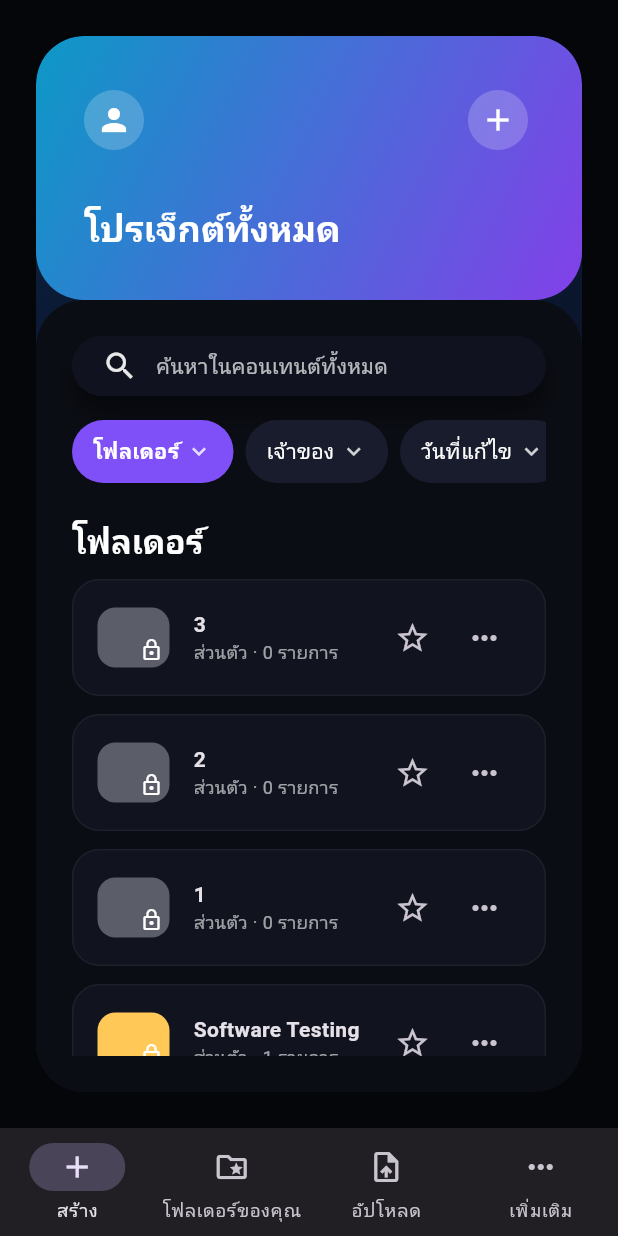
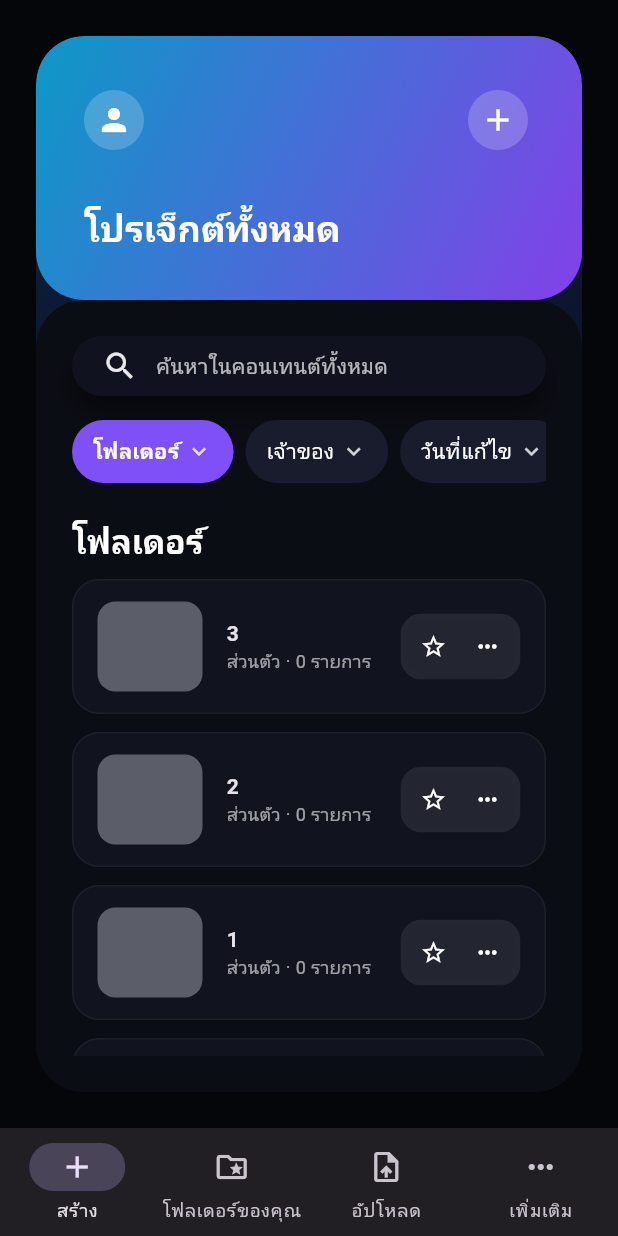
Before and after one commit to pongpiphat-k/Flutter-Individual-Project, a Flutter app: the screen it shows after launch, on a phone screen of 412 x 824 dp. Run offline on Flutter 3.47's test engine with Material 3 defaults, Android fonts, the phone set to English and light mode, and no system bars; Roboto replaces fonts that are missing (SF Pro Display).

Commit message:
fix folder area layout

```diff
--- a/canva_responsive/lib/main.dart
+++ b/canva_responsive/lib/main.dart
@@ -49,8 +49,8 @@ class _CanvaHomeScreenState extends State<CanvaHomeScreen> {
     FolderItem(title: '3', itemCount: 0),
     FolderItem(title: '2', itemCount: 0),
     FolderItem(title: '1', itemCount: 0),
-    FolderItem(title: 'Software Testing', itemCount: 1, thumbColor: Color(0xFFFFC857)),
-    FolderItem(title: 'Mobile presentation', itemCount: 1, thumbColor: Color(0xFF7FDBFF)),
+    FolderItem(title: 'Software Testing', itemCount: 1,),
+    FolderItem(title: 'Mobile presentation', itemCount: 1,),
     FolderItem(title: 'อัปโหลด', itemCount: 0, thumbColor: Color(0xFF666B7D)),
   ];
 
@@ -321,7 +321,7 @@ class _FolderArea extends StatelessWidget {
         }
 
         final width = constraints.maxWidth;
-        final crossAxisCount = math.max(1, width ~/ 350);
+        final crossAxisCount = math.max(1, width ~/ 380);
 
         return GridView.builder(
           gridDelegate: SliverGridDelegateWithFixedCrossAxisCount(
@@ -359,22 +359,45 @@ class _FolderTileState extends State<_FolderTile> {
     setState(() => _hovered = hover);
   }
 
-  Widget _buildActions() {
-    final buttons = Row(
-      children: [
-        IconButton(icon: const Icon(Icons.star_border), onPressed: () {}),
-        IconButton(icon: const Icon(Icons.more_horiz), onPressed: () {}),
-      ],
+  Widget _buildActions(BuildContext context) {
+    final group = ClipRRect(
+      borderRadius: BorderRadius.circular(14),
+      child: Container(
+        color: Colors.white.withOpacity(.08),
+        padding: const EdgeInsets.symmetric(horizontal: 4, vertical: 4),
+        child: Row(
+          children: [
+            _ActionPill(
+              icon: Icons.star_border,
+              hoverEnabled: widget.hoverActions,
+              margin: EdgeInsets.zero,
+              borderRadius: const BorderRadius.only(
+                topLeft: Radius.circular(10),
+                bottomLeft: Radius.circular(10),
+              ),
+            ),
+            _ActionPill(
+              icon: Icons.more_horiz,
+              hoverEnabled: widget.hoverActions,
+              margin: EdgeInsets.zero,
+              borderRadius: const BorderRadius.only(
+                topRight: Radius.circular(10),
+                bottomRight: Radius.circular(10),
+              ),
+            ),
+          ],
+        ),
+      ),
     );
 
-    if (!widget.hoverActions) return buttons;
+    if (!widget.hoverActions) return group;
 
     return AnimatedOpacity(
       opacity: _hovered ? 1 : 0,
       duration: const Duration(milliseconds: 180),
       child: IgnorePointer(
         ignoring: !_hovered,
-        child: buttons,
+        child: group,
       ),
     );
   }
@@ -410,7 +433,7 @@ class _FolderTileState extends State<_FolderTile> {
                 ],
               ),
             ),
-            _buildActions(),
+            _buildActions(context),
           ],
         ),
       ),
@@ -436,38 +459,68 @@ class _FolderCardState extends State<_FolderCard> {
     setState(() => _hovered = hover);
   }
 
-  Widget _buildActions() {
-    final buttons = Row(
-      mainAxisSize: MainAxisSize.min,
-      children: [
-        IconButton(icon: const Icon(Icons.star_border), onPressed: () {}),
-        IconButton(icon: const Icon(Icons.more_horiz), onPressed: () {}),
-      ],
+  Widget _buildActions(BuildContext context) {
+    final group = ClipRRect(
+      borderRadius: BorderRadius.circular(16),
+      child: Container(
+        color: Colors.white.withOpacity(.08),
+        padding: const EdgeInsets.symmetric(horizontal: 5, vertical: 5),
+        child: Row(
+          mainAxisSize: MainAxisSize.min,
+          children: [
+            _ActionPill(
+              icon: Icons.star_border,
+              hoverEnabled: widget.hoverActions,
+              margin: EdgeInsets.zero,
+              size: 40,
+              borderRadius: const BorderRadius.only(
+                topLeft: Radius.circular(12),
+                bottomLeft: Radius.circular(12),
+              ),
+            ),
+            _ActionPill(
+              icon: Icons.more_horiz,
+              hoverEnabled: widget.hoverActions,
+              margin: EdgeInsets.zero,
+              size: 40,
+              borderRadius: const BorderRadius.only(
+                topRight: Radius.circular(12),
+                bottomRight: Radius.circular(12),
+              ),
+            ),
+          ],
+        ),
+      ),
     );
 
-    if (!widget.hoverActions) return buttons;
+    if (!widget.hoverActions) return group;
 
     return AnimatedOpacity(
       opacity: _hovered ? 1 : 0,
       duration: const Duration(milliseconds: 180),
       child: IgnorePointer(
         ignoring: !_hovered,
-        child: buttons,
+        child: group,
       ),
     );
   }
 
   @override
   Widget build(BuildContext context) {
+    final showChrome = !widget.hoverActions || _hovered;
+
     return MouseRegion(
       onEnter: (_) => _handleHover(true),
       onExit: (_) => _handleHover(false),
-      child: Container(
+      child: AnimatedContainer(
+        duration: const Duration(milliseconds: 180),
         padding: const EdgeInsets.all(16),
         decoration: BoxDecoration(
-          color: const Color(0xFF11141F),
+          color: showChrome ? const Color(0xFF11141F) : const Color.fromARGB(0, 0, 0, 0),
           borderRadius: BorderRadius.circular(20),
-          border: Border.all(color: Colors.white.withOpacity(.05)),
+          border: Border.all(
+            color: showChrome ? Colors.white.withOpacity(.05) : Colors.transparent,
+          ),
         ),
         child: Row(
           crossAxisAlignment: CrossAxisAlignment.start,
@@ -513,7 +566,7 @@ class _FolderCardState extends State<_FolderCard> {
               ),
             ),
             const SizedBox(width: 12),
-            _buildActions(),
+            _buildActions(context),
           ],
         ),
       ),
@@ -531,23 +584,75 @@ class _FolderIcon extends StatelessWidget {
     return Stack(
       children: [
         Container(
-          width: 48,
-          height: 40,
+          width: 70,
+          height: 60,
           decoration: BoxDecoration(
             color: color,
             borderRadius: BorderRadius.circular(12),
           ),
         ),
-        const Positioned(
-          bottom: 4,
-          right: 4,
+      ],
+    );
+  }
+}
+
+class _ActionPill extends StatefulWidget {
+  const _ActionPill({
+    required this.icon,
+    required this.hoverEnabled,
+    this.margin = const EdgeInsets.only(left: 8),
+    this.size = 36,
+    this.borderRadius = const BorderRadius.all(Radius.circular(12)),
+  });
+
+  final IconData icon;
+  final bool hoverEnabled;
+  final EdgeInsets margin;
+  final double size;
+  final BorderRadiusGeometry borderRadius;
+
+  @override
+  State<_ActionPill> createState() => _ActionPillState();
+}
+
+class _ActionPillState extends State<_ActionPill> {
+  bool _hovered = false;
+
+  void _setHover(bool value) {
+    if (!widget.hoverEnabled) return;
+    setState(() => _hovered = value);
+  }
+
+  @override
+  Widget build(BuildContext context) {
+    final isHover = widget.hoverEnabled && _hovered;
+    const hoverColor = Color(0xFF7F4FF8);
+    final hoverRadius = BorderRadius.circular(widget.size * .2);
+
+    return MouseRegion(
+      onEnter: (_) => _setHover(true),
+      onExit: (_) => _setHover(false),
+      child: GestureDetector(
+        onTap: () {},
+        child: AnimatedContainer(
+          duration: const Duration(milliseconds: 150),
+          margin: widget.margin,
+          width: widget.size,
+          height: widget.size,
+          decoration: BoxDecoration(
+            color: isHover ? hoverColor : const Color(0x12131A28),
+            borderRadius: isHover ? hoverRadius : widget.borderRadius,
+            border: Border.all(
+              color: isHover ? hoverColor : Colors.transparent,
+            ),
+          ),
           child: Icon(
-            Icons.lock_outline,
-            size: 16,
+            widget.icon,
+            size: widget.size * .5,
             color: Colors.white,
           ),
         ),
-      ],
+      ),
     );
   }
 }
```
